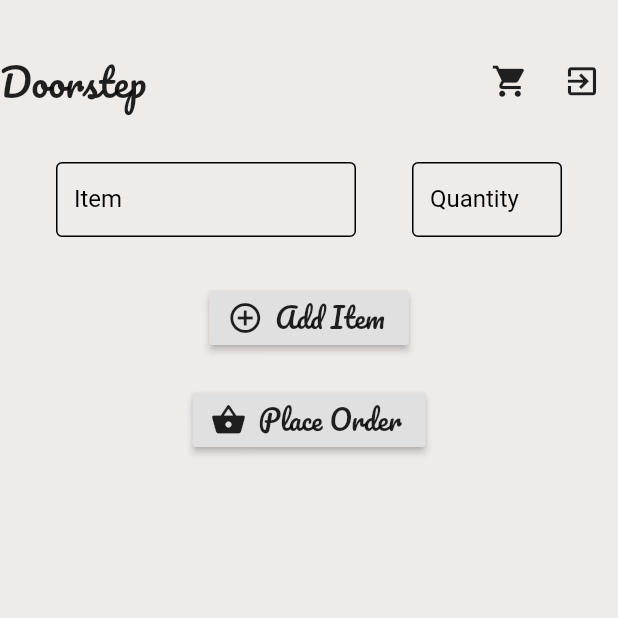
After one commit to bunny98/Doorstep-A-Flutter-Application, a Flutter app: the CustomerMakesOrder screen opened directly, on a phone screen of 412 x 824 dp, the top half of it. The commit adds this screen. Run offline on Flutter 3.47's test engine with Material 2 defaults, Android fonts, the phone set to English and light mode, and no system bars; our stand-ins replace cloud_firestore, firebase_auth, google_fonts, google_maps_flutter, location; missing offline and left inert: geodesy; accounts and stored records are empty.

Commit message:
Customer makes Order Complete

```diff
--- /dev/null
+++ b/lib/models/order.dart
@@ -0,0 +1,5 @@
+import './order_item.dart';
+class Order {
+  List<OrderItem> items;
+  Order({this.items});
+}
--- /dev/null
+++ b/lib/models/order_item.dart
@@ -0,0 +1,5 @@
+class OrderItem{
+  String item;
+  String quantity;
+  OrderItem({this.item, this.quantity});
+}
--- a/lib/providers/auth.dart
+++ b/lib/providers/auth.dart
@@ -32,6 +32,10 @@ class Auth with ChangeNotifier {
     notifyListeners();
   }
 
+  String get getUserId {
+    return auth.userId;
+  }
+
   AuthData get getAuthData {
     return auth;
   }
@@ -44,7 +48,7 @@ class Auth with ChangeNotifier {
     return auth.typeOfShop;
   }
 
-  LatLng get getCurrLatLng{
+  LatLng get getCurrLatLng {
     return LatLng(auth.latitude, auth.longitude);
   }
 
--- /dev/null
+++ b/lib/providers/orders.dart
@@ -0,0 +1,49 @@
+import 'package:doorstep/models/order_item.dart';
+import 'package:flutter/material.dart';
+import '../models/order.dart';
+import 'package:cloud_firestore/cloud_firestore.dart';
+import 'package:firebase_auth/firebase_auth.dart';
+
+class Orders with ChangeNotifier {
+  List<Order> _orders = new List();
+  String fromUserId;
+  String toUserId;
+
+  void addNewOrder(List<OrderItem> order) {
+    _orders.add(new Order(items: order));
+    notifyListeners();
+  }
+
+  void setFromUserId(String uid) {
+    fromUserId = uid;
+  }
+
+  void setToUserId(String uid) {
+    toUserId = uid;
+  }
+
+  Future uploadOrder(List<OrderItem> order) async {
+    int i = 0;
+    var docAdd = <String, dynamic>{};
+    order.forEach((or) {
+      docAdd.addAll({
+        '$i': {
+          'item': or.item,
+          'quantity': or.quantity,
+        }
+      });
+      i++;
+    });
+    print(docAdd);
+    await Firestore.instance
+        .collection('ordersR')
+        .document(toUserId)
+        .collection(toUserId)
+        .add(docAdd);
+    await Firestore.instance
+        .collection('ordersS')
+        .document(fromUserId)
+        .collection(fromUserId)
+        .add(docAdd);
+  }
+}
--- /dev/null
+++ b/lib/screens/customer_make_order.dart
@@ -0,0 +1,195 @@
+import 'package:doorstep/providers/auth.dart';
+import 'package:doorstep/providers/shops.dart';
+import 'package:doorstep/screens/login.dart';
+import 'package:flutter/material.dart';
+import 'package:google_fonts/google_fonts.dart';
+import 'package:provider/provider.dart';
+import '../models/order_item.dart';
+import '../providers/orders.dart';
+
+class CustomerMakesOrder extends StatefulWidget {
+  final ShopData shop;
+  CustomerMakesOrder({Key key, this.shop}) : super(key: key);
+  _CustomerMakesOrderState createState() => _CustomerMakesOrderState();
+}
+
+class _CustomerMakesOrderState extends State<CustomerMakesOrder> {
+  final GlobalKey<FormState> _formKey = GlobalKey();
+  static OrderItem _currItem;
+  static String _currUserId;
+  List<OrderItem> order;
+  List<Widget> _orderTuples = new List();
+  bool _isLoading = false;
+
+  Widget _orderTuple = Container(
+      child: Column(children: [
+    Row(
+      mainAxisAlignment: MainAxisAlignment.spaceEvenly,
+      children: <Widget>[
+        Container(
+            width: 200,
+            height: 50,
+            child: TextFormField(
+              decoration: _getInpDec('Item'),
+              validator: (val) {
+                if (val.isEmpty) return 'Cannot be empty!';
+              },
+              onSaved: (val) {
+                _currItem.item = val;
+              },
+            )),
+        Container(
+            width: 100,
+            height: 50,
+            child: TextFormField(
+              decoration: _getInpDec('Quantity'),
+              validator: (val) {
+                if (val.isEmpty) return 'Cannot be empty!';
+              },
+              onSaved: (val) {
+                _currItem.quantity = val;
+              },
+            ))
+      ],
+    ),
+    SizedBox(
+      height: 10,
+    ),
+  ]));
+
+  static InputDecoration _getInpDec(String labelText) {
+    return InputDecoration(
+      focusedBorder:
+          OutlineInputBorder(borderSide: BorderSide(color: Colors.black)),
+      enabledBorder:
+          OutlineInputBorder(borderSide: BorderSide(color: Colors.black)),
+      // border: InputBorder.none,
+      fillColor: Colors.lightBlueAccent,
+      labelText: labelText,
+      labelStyle: TextStyle(
+        color: Colors.black,
+      ),
+      errorStyle: TextStyle(color: Colors.black),
+    );
+  }
+
+  void initState() {
+    _orderTuples.add(_orderTuple);
+    order = new List();
+    _currItem = new OrderItem();
+    Future.delayed(Duration.zero).then((_) {
+      _currUserId = Provider.of<Auth>(context).getUserId;
+    });
+    super.initState();
+  }
+
+  void _onOrderItemAdded() {
+    if (!_formKey.currentState.validate()) {
+      // Invalid!
+      return;
+    }
+    _formKey.currentState.save();
+    print('***************ADDING ' + _currItem.item);
+    order
+        .add(new OrderItem(item: _currItem.item, quantity: _currItem.quantity));
+    setState(() {
+      _orderTuples.add(_orderTuple);
+    });
+  }
+
+  void _onSubmit() async {
+    if (!_formKey.currentState.validate()) {
+      // Invalid!
+      return;
+    }
+    _formKey.currentState.save();
+    print('***************ADDING ' + _currItem.item);
+    order
+        .add(new OrderItem(item: _currItem.item, quantity: _currItem.quantity));
+    setState(() {
+      _isLoading = true;
+    });
+    Provider.of<Orders>(context).setFromUserId(_currUserId);
+    Provider.of<Orders>(context).setToUserId(widget.shop.userId);
+    await Provider.of<Orders>(context).uploadOrder(order).then((_) {
+      Provider.of<Orders>(context).addNewOrder(order);
+    });
+    setState(() {
+      _isLoading = false;
+    });
+    Navigator.of(context).push(MaterialPageRoute(
+        builder: (ctx) => Scaffold(
+              body: Center(child: Text('My Products')),
+            )));
+  }
+
+  Widget build(BuildContext context) {
+    return Scaffold(
+        body: Container(
+      padding: EdgeInsets.only(top: 30),
+      height: MediaQuery.of(context).size.height,
+      decoration: BoxDecoration(color: Colors.brown[50]),
+      child: SingleChildScrollView(
+          child: Column(children: [
+        Row(
+          mainAxisAlignment: MainAxisAlignment.spaceBetween,
+          children: <Widget>[
+            Text(
+              'Doorstep',
+              style: GoogleFonts.pacifico(fontSize: 25),
+            ),
+            Row(children: [
+              IconButton(
+                  icon: Icon(
+                    Icons.shopping_cart,
+                    size: 25,
+                  ),
+                  onPressed: () {}),
+              IconButton(
+                  icon: Icon(
+                    Icons.exit_to_app,
+                    size: 25,
+                  ),
+                  onPressed: () async {
+                    await Provider.of<Auth>(context).signOut();
+                    Navigator.of(context).pushAndRemoveUntil(
+                        MaterialPageRoute(builder: (ctx) => LoginPage()),
+                        (_) => false);
+                  }),
+            ]),
+          ],
+        ),
+        Container(
+          padding: EdgeInsets.only(top: 30),
+          child: Form(
+              key: _formKey,
+              child: Column(
+                children: _orderTuples,
+              )),
+        ),
+        Container(
+          padding: EdgeInsets.only(top: 20),
+          child: RaisedButton.icon(
+              onPressed: _onOrderItemAdded,
+              icon: Icon(Icons.add_circle_outline),
+              label:
+                  Text('Add Item', style: GoogleFonts.pacifico(fontSize: 18))),
+        ),
+        if (_isLoading)
+          Container(
+            padding: EdgeInsets.only(top: 20),
+            child: CircularProgressIndicator(),
+          )
+        else
+          Container(
+            padding: EdgeInsets.only(top: 20),
+            child: RaisedButton.icon(
+                onPressed: _onSubmit,
+                icon: Icon(Icons.shopping_basket),
+                label: Text('Place Order',
+                    style: GoogleFonts.pacifico(fontSize: 18))),
+          ),
+      ])),
+    ));
+  }
+}
```
Also changed, not shown: lib/main.dart (+6 -4 lines), lib/screens/customer_screen.dart (+16 -2 lines).
